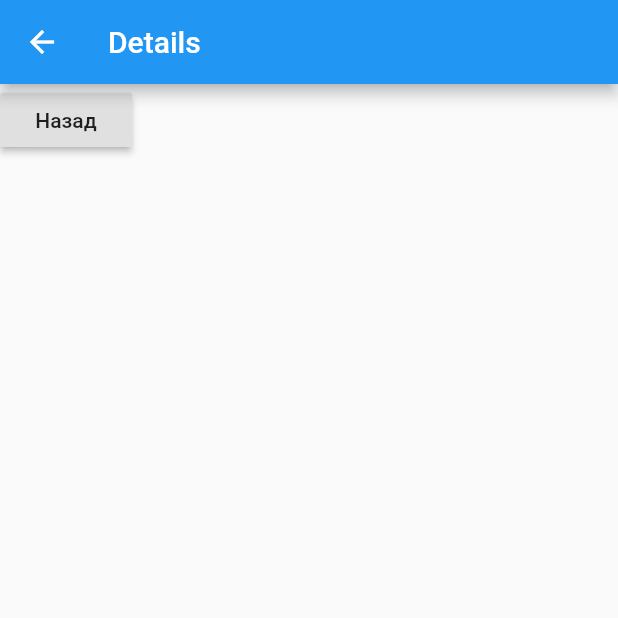
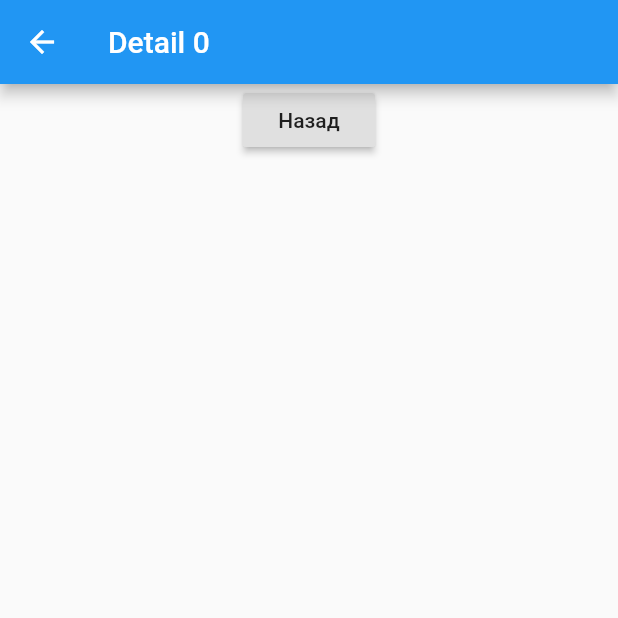
Before and after one commit to ArlanchikDrey/BLoC, a Flutter app: the screen it shows after launch, after a tap on "Открыть второе окно", on a phone screen of 412 x 824 dp, the top half of it. Run offline on Flutter 3.47's test engine with Material 2 defaults, Android fonts, the phone set to English and light mode, and no system bars; network calls fail.

```diff
--- a/lib/main.dart
+++ b/lib/main.dart
@@ -1,12 +1,21 @@
 import 'package:bloc_pattern/widgets/listview/MyList.dart';
+import 'package:bloc_pattern/widgets/moredetails/DetailWidget.dart';
 import 'package:flutter/material.dart';
 
 void main() => runApp(MaterialApp(
   debugShowCheckedModeBanner: false,
-  home: Scaffold(
-    appBar: AppBar(
-      title: Text("Title")
-    ),
-    body: MyList(),
-  )
+  initialRoute: '/',
+  routes: {
+    '/': (BuildContext context) => MyList(),
+    '/second': (BuildContext context) => DetailWidget()
+  },
+  onGenerateRoute: (routeSettings) {
+    var path = routeSettings.name.split('/');
+
+    if(path[1] == 'second'){
+      return MaterialPageRoute(
+        builder: (context) => DetailWidget(counts:path[2]),
+        settings: routeSettings);
+    }
+  },
 ));
--- a/lib/widgets/listview/MyList.dart
+++ b/lib/widgets/listview/MyList.dart
@@ -13,8 +13,13 @@ class MyList extends StatelessWidget{
   ];
   @override
   Widget build(BuildContext context) {
-    return ListView(
-      children: _myList
+    return Scaffold(
+      appBar: AppBar(
+        title: Text("Title")
+      ),
+      body: ListView(
+        children: _myList
+      )
     );
   }
 }
--- a/lib/widgets/moredetails/DetailWidget.dart
+++ b/lib/widgets/moredetails/DetailWidget.dart
@@ -2,6 +2,10 @@ import 'package:flutter/cupertino.dart';
 import 'package:flutter/material.dart';
 
 class DetailWidget extends StatelessWidget{
+  String _counts;
+
+  DetailWidget({String counts}): _counts = counts;
+
   void _close(BuildContext context){
     Navigator.pop(context);
   }
@@ -9,12 +13,18 @@ class DetailWidget extends StatelessWidget{
   Widget build(BuildContext context) {
     return Scaffold(
        appBar: AppBar(
-         title: Text("Details")
+         title: Text("Detail $_counts")
          ),
-       body: RaisedButton(
-         onPressed: () {_close(context);},
-         child: Text("Назад"),
-         ),
+       body: Center(
+         child: Column(
+           children: <Widget>[
+              RaisedButton(
+                onPressed: () {_close(context);},
+                child: Text("Назад"),
+              )
+           ],
+         )
+       )
     );
   }
 
--- a/lib/widgets/openurlwidget/BodyWidget.dart
+++ b/lib/widgets/openurlwidget/BodyWidget.dart
@@ -1,4 +1,3 @@
-import 'package:bloc_pattern/widgets/moredetails/DetailWidget.dart';
 import 'package:bloc_pattern/widgets/stateful/MyStatefulWidget.dart';
 import 'package:flutter/cupertino.dart';
 import 'package:flutter/material.dart';
@@ -8,8 +7,11 @@ class BodyWidget extends StatelessWidget{
   String _btnName;
   final String _messageOne;
   String _messageTwo;
+  MyStatefulWidget _myStatefulWidget;
+
   BodyWidget(this._btnName, this._messageOne, {String messageTwo}){
       this._messageTwo = messageTwo;
+      _myStatefulWidget = MyStatefulWidget();
   }
 
   void _openUrl(String url) async {
@@ -20,9 +22,10 @@ class BodyWidget extends StatelessWidget{
     }
   }
 
-  void _showDetails(BuildContext context){
-    var route = MaterialPageRoute(builder: (context) => DetailWidget());
-    Navigator.push(context, route);
+  void _showDetails(BuildContext context, int counts){
+    //var route = MaterialPageRoute(builder: (context) => DetailWidget());
+    //Navigator.push(context, route);
+    Navigator.pushNamed(context, '/second/$counts');
   }
 
   String _setUrlPhoto(){
@@ -58,7 +61,7 @@ class BodyWidget extends StatelessWidget{
                     ),
                     FlatButton(
                       onPressed: () {
-                        _showDetails(context);
+                        _showDetails(context,_myStatefulWidget.getCount());
                       },
                       child: Text("Открыть второе окно"),
                       color: Colors.white,
@@ -68,7 +71,7 @@ class BodyWidget extends StatelessWidget{
                 )
               ),
           )),
-          MyStatefulWidget()
+          _myStatefulWidget
         ],
       )
     );
--- a/lib/widgets/stateful/MyStatefulWidget.dart
+++ b/lib/widgets/stateful/MyStatefulWidget.dart
@@ -1,12 +1,18 @@
 import 'package:flutter/material.dart';
 
 class MyStatefulWidget extends StatefulWidget{
-  @override
-  createState() => MyWidgetState(_getCount());
+
+  MyWidgetState widgetState;
 
   int _getCount() => 0;
 
-}
+  int getCount() => widgetState.getCounts();
+
+  @override
+  State<StatefulWidget> createState() {
+    widgetState = MyWidgetState(_getCount());
+    return widgetState;
+  }}
 
 class MyWidgetState extends State<MyStatefulWidget>{
   int _count;
@@ -18,6 +24,9 @@ class MyWidgetState extends State<MyStatefulWidget>{
       _count++;
     });
   }
+
+  int getCounts() => _count;
+
   @override
   Widget build(BuildContext context) {
     return Row(
```
